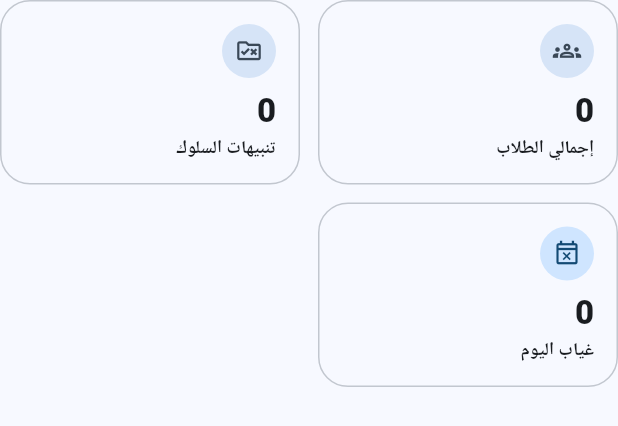
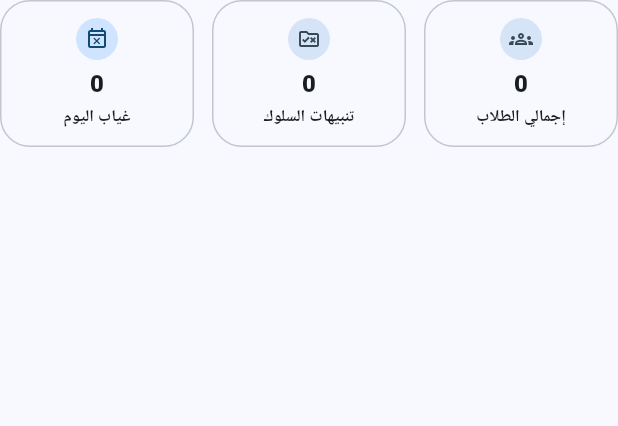
Before and after one commit to kinanmjeed88/Student-Assessment, a Flutter app: the _StatsRow widget shown alone on an empty page, opened directly with empty values, on a phone screen of 412 x 824 dp. Shown: the top 426 px of the screen. Run offline on Flutter 3.47's test engine with Material 3 defaults, Android fonts, the phone set to English and light mode, and no system bars; our stand-ins replace file_picker, flutter_local_notifications, flutter_riverpod, isar_community, pdf, timezone; missing offline and left inert: excel_plus; accounts and stored records are empty; generated files the repository leaves out were written again.

Commit message:
fix: align compact metric cards and filter labels

```diff
--- a/lib/core/widgets/app_components.dart
+++ b/lib/core/widgets/app_components.dart
@@ -205,12 +205,13 @@ class AppResponsiveContent extends StatelessWidget {
 }
 
 class AppMetricTile extends StatelessWidget {
-  const AppMetricTile({required this.label, required this.value, required this.icon, this.tone = AppStatusTone.neutral, super.key});
+  const AppMetricTile({required this.label, required this.value, required this.icon, this.tone = AppStatusTone.neutral, this.compact = false, super.key});
 
   final String label;
   final String value;
   final IconData icon;
   final AppStatusTone tone;
+  final bool compact;
 
   @override
   Widget build(BuildContext context) {
@@ -221,16 +222,26 @@ class AppMetricTile extends StatelessWidget {
       AppStatusTone.error => (scheme.errorContainer, scheme.onErrorContainer),
       AppStatusTone.neutral => (scheme.secondaryContainer, scheme.onSecondaryContainer),
     };
+    final textTheme = Theme.of(context).textTheme;
     return AppSurfaceCard(
-      padding: const EdgeInsets.all(AppTokens.cardPadding),
+      padding: EdgeInsets.all(compact ? AppTokens.compactGap : AppTokens.cardPadding),
       child: Column(
-        crossAxisAlignment: CrossAxisAlignment.start,
+        mainAxisSize: MainAxisSize.min,
+        crossAxisAlignment: CrossAxisAlignment.center,
         children: [
-          CircleAvatar(radius: 18, backgroundColor: background, foregroundColor: foreground, child: Icon(icon, size: 19)),
-          const SizedBox(height: 8),
-          Text(value, maxLines: 1, overflow: TextOverflow.ellipsis, style: Theme.of(context).textTheme.titleLarge?.copyWith(fontWeight: FontWeight.w900)),
+          CircleAvatar(
+            radius: compact ? 14 : 18,
+            backgroundColor: background,
+            foregroundColor: foreground,
+            child: Icon(icon, size: compact ? 16 : 19),
+          ),
+          SizedBox(height: compact ? 4 : 8),
+          FittedBox(
+            fit: BoxFit.scaleDown,
+            child: Text(value, maxLines: 1, overflow: TextOverflow.ellipsis, style: (compact ? textTheme.titleMedium : textTheme.titleLarge)?.copyWith(fontWeight: FontWeight.w900)),
+          ),
           const SizedBox(height: 2),
-          Text(label, maxLines: 2, overflow: TextOverflow.ellipsis, style: Theme.of(context).textTheme.labelMedium?.copyWith(fontWeight: FontWeight.w700)),
+          Text(label, maxLines: compact ? 2 : 2, overflow: TextOverflow.ellipsis, style: (compact ? textTheme.labelSmall : textTheme.labelMedium)?.copyWith(fontWeight: FontWeight.w700)),
         ],
       ),
     );
--- a/lib/features/dashboard/presentation/dashboard_page.dart
+++ b/lib/features/dashboard/presentation/dashboard_page.dart
@@ -315,45 +315,40 @@ class _StatsRow extends StatelessWidget {
 
   @override
   Widget build(BuildContext context) {
-    return LayoutBuilder(
-      builder: (context, constraints) {
-        final columns = constraints.maxWidth >= 560
-            ? 3
-            : constraints.maxWidth >= 320
-                ? 2
-                : 1;
-        final gap = AppTokens.compactGap;
-        final tileWidth = columns == 1
-            ? constraints.maxWidth
-            : (constraints.maxWidth - (gap * (columns - 1))) / columns;
-        final tiles = [
-          AppMetricTile(
+    final gap = AppTokens.compactGap;
+    return Row(
+      crossAxisAlignment: CrossAxisAlignment.start,
+      children: [
+        Expanded(
+          child: AppMetricTile(
+            compact: true,
             label: 'إجمالي الطلاب',
             value: '$totalStudents',
             icon: Icons.groups_outlined,
             tone: AppStatusTone.neutral,
           ),
-          AppMetricTile(
+        ),
+        SizedBox(width: gap),
+        Expanded(
+          child: AppMetricTile(
+            compact: true,
             label: 'تنبيهات السلوك',
             value: '$alerts',
             icon: Icons.rule_folder_outlined,
             tone: alerts > 0 ? AppStatusTone.warning : AppStatusTone.neutral,
           ),
-          AppMetricTile(
+        ),
+        SizedBox(width: gap),
+        Expanded(
+          child: AppMetricTile(
+            compact: true,
             label: 'غياب اليوم',
             value: '$absentToday',
             icon: Icons.event_busy_outlined,
             tone: absentToday > 0 ? AppStatusTone.warning : AppStatusTone.success,
           ),
-        ];
-        return Wrap(
-          spacing: gap,
-          runSpacing: gap,
-          children: [
-            for (final tile in tiles) SizedBox(width: tileWidth, child: tile),
-          ],
-        );
-      },
+        ),
+      ],
     );
   }
 }
--- a/lib/features/presence/presentation/attendance_page.dart
+++ b/lib/features/presence/presentation/attendance_page.dart
@@ -49,12 +49,12 @@ class _AttendancePageState extends ConsumerState<AttendancePage> {
             body: Column(
               children: [
                 Padding(
-                  padding: AppSpacing.contentList.copyWith(bottom: AppTokens.compactGap),
+                  padding: AppSpacing.contentList.copyWith(top: AppTokens.compactGap, bottom: AppTokens.compactGap),
                   child: Column(
                     children: [
                       DropdownButtonFormField<String>(
                         initialValue: _classUuid,
-                        decoration: const InputDecoration(labelText: 'تصفية الصف'),
+                        decoration: const InputDecoration(labelText: 'تصفية الصف', floatingLabelBehavior: FloatingLabelBehavior.always),
                         items: [const DropdownMenuItem(value: 'all', child: Text('كل الصفوف')), ...snapshot.classes.map((item) => DropdownMenuItem(value: item.uuid, child: Text(item.name)))],
                         onChanged: (value) => setState(() {
                           _classUuid = value ?? 'all';
@@ -64,7 +64,7 @@ class _AttendancePageState extends ConsumerState<AttendancePage> {
                       AppSpacing.item,
                       DropdownButtonFormField<String>(
                         initialValue: _sectionUuid,
-                        decoration: const InputDecoration(labelText: 'تصفية الشعبة'),
+                        decoration: const InputDecoration(labelText: 'تصفية الشعبة', floatingLabelBehavior: FloatingLabelBehavior.always),
                         items: [
                           const DropdownMenuItem(value: 'all', child: Text('كل الشعب')),
                           ...snapshot.sections.where((section) => _classUuid == 'all' || section.classUuid == _classUuid).map((section) => DropdownMenuItem(value: section.uuid, child: Text(section.name))),
```
Also changed, not shown: lib/features/reports/presentation/reports_page.dart (+37 -23 lines).
